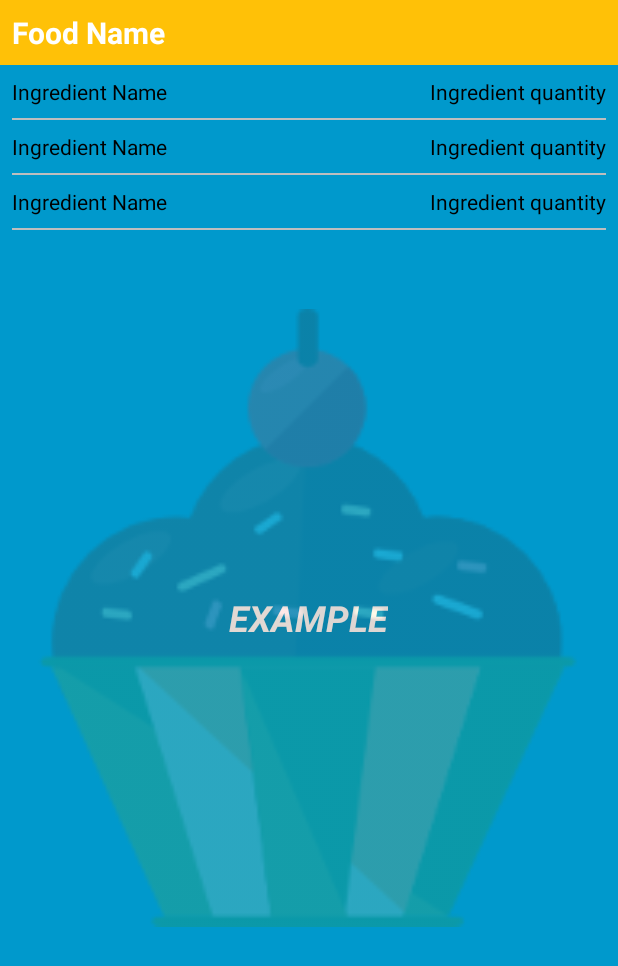
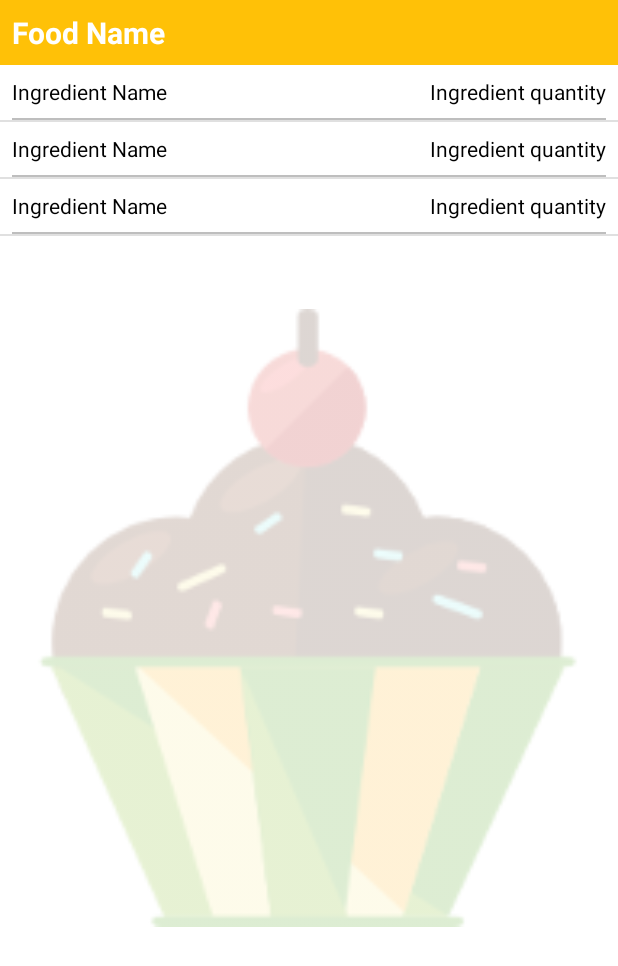
Before and after one commit to justodepp/BakingApp-nd801, an Android app: the layout baking_app_widget.xml on its own in the app's theme, with its tools: preview values and no code run, on a phone screen of 412 x 824 dp. Shown: the top 966 px of the screen. Run offline under Robolectric (Android 15) with nearby library versions, the phone set to English and light mode, and no system bars; network calls fail.

Commit message:
wip widget

```diff
--- a/app/src/main/res/layout/baking_app_widget.xml
+++ b/app/src/main/res/layout/baking_app_widget.xml
@@ -1,27 +1,11 @@
 <RelativeLayout xmlns:android="http://schemas.android.com/apk/res/android"
+    xmlns:tools="http://schemas.android.com/tools"
     android:layout_width="match_parent"
     android:layout_height="match_parent"
-    xmlns:tools="http://schemas.android.com/tools"
-    android:background="#09C"
-    android:padding="@dimen/widget_margin">
+    android:padding="@dimen/widget_margin"
+    android:background="@android:color/white"
+    android:id="@+id/widget_container">
 
-    <TextView
-        android:id="@+id/appwidget_text"
-        android:layout_width="wrap_content"
-        android:layout_height="wrap_content"
-        android:layout_centerHorizontal="true"
-        android:layout_centerVertical="true"
-        android:layout_margin="8dp"
-        android:background="#09C"
-        android:contentDescription="@string/appwidget_text"
-        android:text="@string/appwidget_text"
-        android:textColor="#ffffff"
-        android:textSize="24sp"
-        android:textStyle="bold|italic" />
-    <LinearLayout
-        android:layout_width="match_parent"
-        android:layout_height="match_parent"
-        android:orientation="vertical">
     <TextView
         android:id="@+id/food_name"
         android:layout_width="match_parent"
@@ -34,37 +18,19 @@
         android:textStyle="bold"
         tools:text="Food Name" />
 
-        <GridView
-            android:id="@+id/widget_grid_view"
+    <ListView
+        android:id="@+id/widget_list"
         android:layout_width="match_parent"
         android:layout_height="match_parent"
-            tools:listitem="@layout/baking_widget_item_layout"
-            android:numColumns="1" />
-    </LinearLayout>
+        android:layout_below="@id/food_name"
+        android:dividerHeight="1dp"
+        tools:listitem="@layout/baking_widget_item_layout" />
 
-    <RelativeLayout
-        android:id="@+id/empty_view"
+    <ImageView
         android:layout_width="match_parent"
         android:layout_height="match_parent"
-        android:orientation="vertical">
-        <TextView
-            android:id="@+id/empty_text_view"
-            android:layout_centerInParent="true"
-            android:layout_width="wrap_content"
-            android:layout_height="wrap_content"
-            android:textAlignment="center"
-            android:text="@string/empty_recipe"
-            android:textColor="#ffffff"
-            android:textSize="20sp"
-            android:textStyle="bold"
-            android:visibility="invisible"/>
+        android:alpha="0.18"
+        android:src="@drawable/img_cupcake" />
 
-        <ImageView
-            android:alpha="0.18"
-            android:layout_width="match_parent"
-            android:layout_height="match_parent"
-            android:src="@drawable/img_cupcake"/>
 
 </RelativeLayout>
-
-</RelativeLayout>
--- a/app/src/main/res/xml/baking_app_widget_info.xml
+++ b/app/src/main/res/xml/baking_app_widget_info.xml
@@ -5,7 +5,7 @@
     android:initialLayout="@layout/baking_app_widget"
     android:minHeight="40dp"
     android:minWidth="180dp"
-    android:previewImage="@drawable/example_appwidget_preview"
+    android:previewImage="@drawable/img_cupcake"
     android:resizeMode="horizontal|vertical"
     android:updatePeriodMillis="86400000"
     android:widgetCategory="home_screen"/>
```
Also changed, not shown: app/src/main/AndroidManifest.xml (+7 -1 lines), app/src/main/java/com/deeper/bakingapp/widget/BakingAppWidget.java (+39 -4 lines), app/src/main/java/com/deeper/bakingapp/widget/BakingAppWidgetConfigureActivity.java (+4 -4 lines), app/src/main/java/com/deeper/bakingapp/widget/BakingAppWidgetUpdateService.java (added, +44 -0 lines), app/src/main/java/com/deeper/bakingapp/widget/ListWidgetService.java (added, +100 -0 lines). Lines whose indentation alone changed are shown as unchanged.
